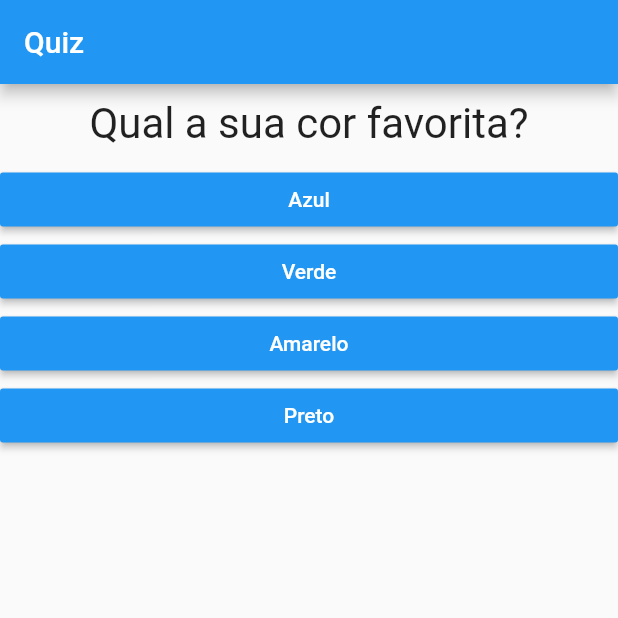
After one commit to christian-de-ornellas/quiz-app, a Flutter app: the screen it shows after launch, on a phone screen of 412 x 824 dp, the top half of it. The commit adds this screen. Run offline on Flutter 3.47's test engine with Material 2 defaults, Android fonts, the phone set to English and light mode, and no system bars.

Commit message:
Insert question at component

```diff
--- a/lib/main.dart
+++ b/lib/main.dart
@@ -1,8 +1,6 @@
 import "package:flutter/material.dart";
-import 'package:quiz/questao.dart';
+import 'package:quiz/questionario.dart';
 import 'package:quiz/resultado.dart';
-import './questao.dart';
-import './resposta.dart';
 
 main() => runApp(PerguntasApp());
 
@@ -34,22 +32,16 @@ class _PerguntasAppState extends State<PerguntasApp> {
 
   @override
   Widget build(BuildContext context) {
-    List<String> respostas = temPerguntaSelecionada
-        ? _perguntas[_perguntasSelecionada]["respostas"]
-        : null;
-
     return MaterialApp(
       home: Scaffold(
           appBar: AppBar(
             title: Text("Quiz"),
           ),
           body: temPerguntaSelecionada
-              ? Column(
-                  children: <Widget>[
-                    Questao(_perguntas[_perguntasSelecionada]["texto"]),
-                    ...respostas.map((t) => Resposta(t, _responder)).toList(),
-                  ],
-                )
+              ? Questionario(
+                  perguntas: _perguntas,
+                  perguntasSelecionada: _perguntasSelecionada,
+                  responder: _responder)
               : Resultado()),
     );
   }
--- /dev/null
+++ b/lib/questionario.dart
@@ -0,0 +1,30 @@
+import 'package:flutter/material.dart';
+import 'package:quiz/questao.dart';
+import 'package:quiz/resposta.dart';
+
+class Questionario extends StatelessWidget {
+  final List<Map<String, Object>> perguntas;
+  final int perguntasSelecionada;
+  final void Function() responder;
+
+  bool get temPerguntaSelecionada {
+    return perguntasSelecionada < perguntas.length;
+  }
+
+  Questionario(
+      {@required this.perguntas,
+      @required this.perguntasSelecionada,
+      @required this.responder});
+  @override
+  Widget build(BuildContext context) {
+    List<String> respostas = temPerguntaSelecionada
+        ? perguntas[perguntasSelecionada]["respostas"]
+        : null;
+    return Column(
+      children: <Widget>[
+        Questao(perguntas[perguntasSelecionada]["texto"]),
+        ...respostas.map((t) => Resposta(t, responder)).toList(),
+      ],
+    );
+  }
+}
```
